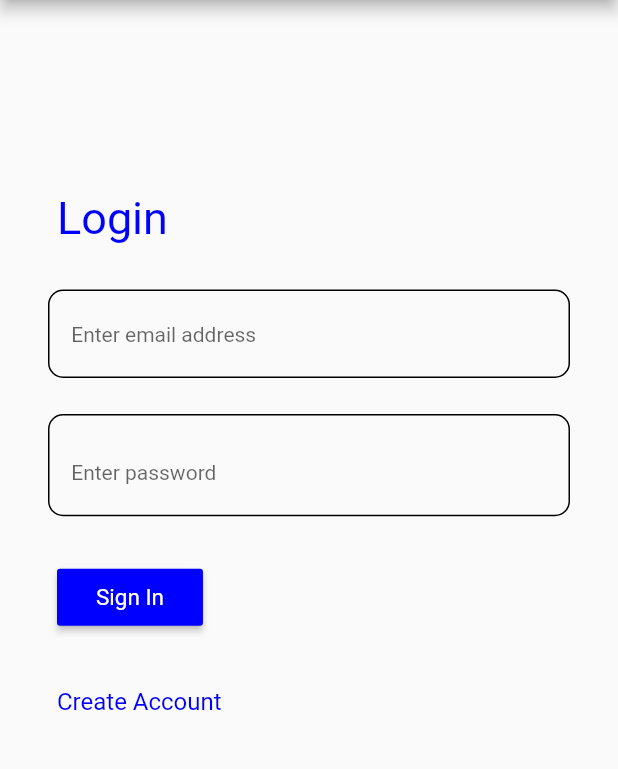
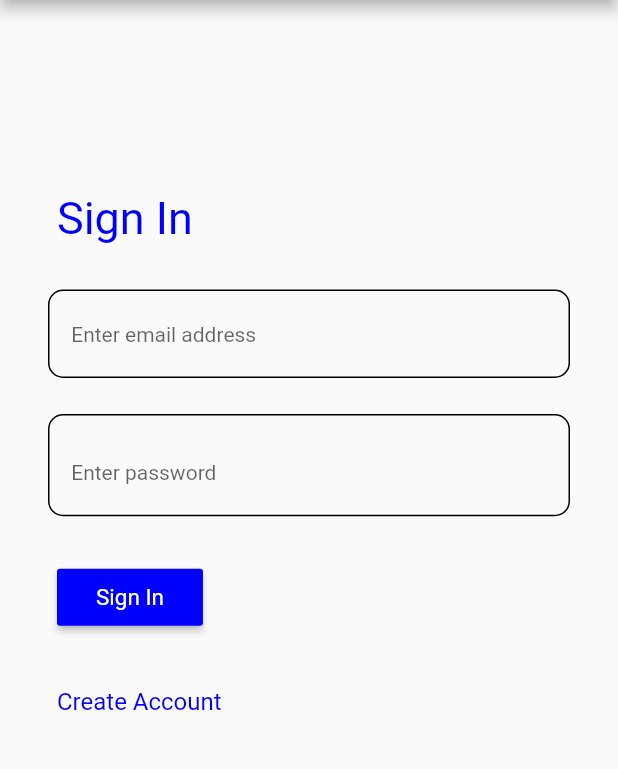
Before and after one commit to VaishnaviGabda/LinkTech, a Flutter app: the screen it shows after launch, on a phone screen of 412 x 824 dp, the part 84-853 px from its top. Run offline on Flutter 3.47's test engine with Material 2 defaults, Android fonts, the light colour scheme and no system bars; our stand-ins replace animated_splash_screen, hexcolor.

Commit message:
splash screen

```diff
--- a/frontend/lib/admin/login.dart
+++ b/frontend/lib/admin/login.dart
@@ -29,7 +29,7 @@ class _LoginState extends State<Login> {
               Container(
                 margin: EdgeInsets.all(18),
                 alignment: Alignment.topLeft,
-                child: Text("Login",
+                child: Text("Sign In",
                     style: TextStyle(
                         fontSize: 30,
                         fontWeight: FontWeight.w400,
--- a/frontend/lib/main.dart
+++ b/frontend/lib/main.dart
@@ -1,5 +1,7 @@
+import 'package:animated_splash_screen/animated_splash_screen.dart';
 import 'package:flutter/material.dart';
 import 'package:frontend/admin/login.dart';
+import 'package:hexcolor/hexcolor.dart';
 
 void main() {
   runApp(const MyApp());
@@ -13,7 +15,33 @@ class MyApp extends StatelessWidget {
   Widget build(BuildContext context) {
     return MaterialApp(
       debugShowCheckedModeBanner: false,
-      home: Login(),
+      title: 'Flutter Demo',
+      theme: ThemeData(
+        primaryColor: HexColor("#0000FF"),
+      ),
+      home: AnimatedSplashScreen(
+          splash: Center(
+            child: Column(
+              mainAxisAlignment: MainAxisAlignment.center,
+              children: [
+                Image.asset('assets/images/logoo.png', width: 55),
+                SizedBox(
+                  height: 5,
+                ),
+                Text(
+                  "LinkTech",
+                  style: TextStyle(
+                      color: Colors.white,
+                      fontSize: 17,
+                      fontWeight: FontWeight.bold),
+                ),
+              ],
+            ),
+          ),
+          duration: 3000,
+          splashTransition: SplashTransition.fadeTransition,
+          backgroundColor: HexColor("#0000FF"),
+          nextScreen: Login()),
     );
   }
 }
--- a/frontend/pubspec.yaml
+++ b/frontend/pubspec.yaml
@@ -29,6 +29,8 @@ environment:
 dependencies:
   flutter:
     sdk: flutter
+
+  animated_splash_screen:
 
 
   # The following adds the Cupertino Icons font to your application.
```
Also changed, not shown: frontend/pubspec.lock.
